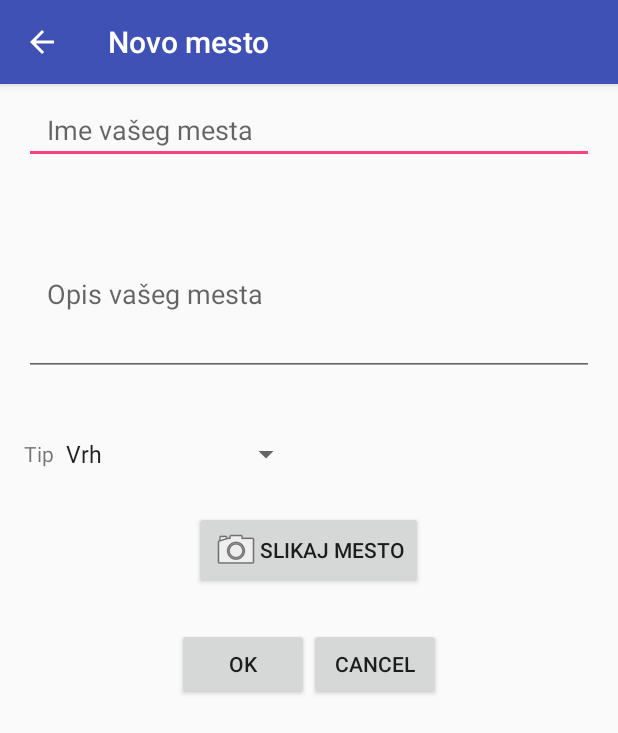
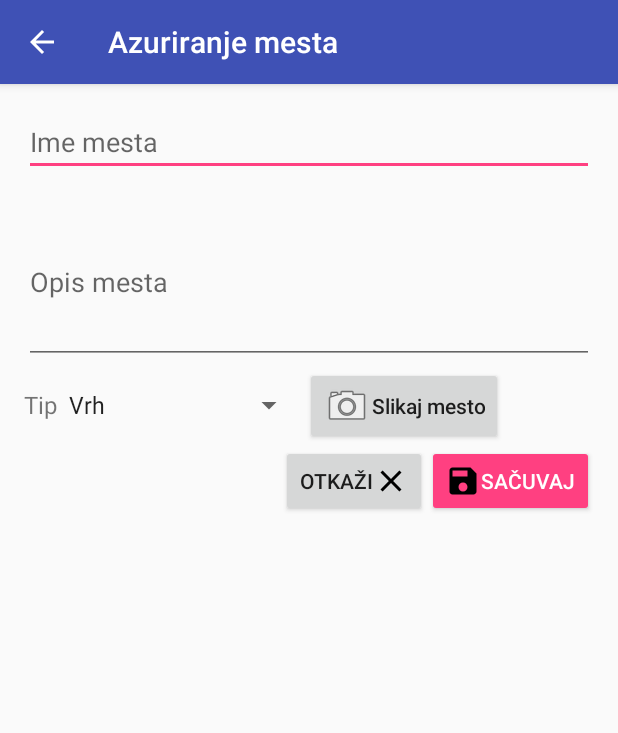
Before and after one commit to Pritilender/PeakTracktion, an Android app: the screen it shows after launch once a user with an empty profile is signed in (EditPlaceActivity), after a tap on an icon or button, on a phone screen of 412 x 824 dp. Shown: the top 733 px of the screen. Run offline under Robolectric (Android 15) with nearby library versions, the phone set to English and light mode, and no system bars; our stand-ins replace Firebase (no records; nobody signed in at launch, a user with empty details on screens opened directly); pictures from the network do not load; 2 statements that could not run were skipped.

Commit message:
feat(place): connect place addition to db

```diff
--- a/app/build.gradle
+++ b/app/build.gradle
@@ -34,6 +34,7 @@ dependencies {
   compile 'com.android.support:appcompat-v7:25.3.1'
   compile 'com.android.support:design:25.3.1'
   compile 'com.android.support.constraint:constraint-layout:1.0.2'
+  compile 'com.google.android.gms:play-services:11.0.1'
   compile 'com.google.android.gms:play-services-maps:11.0.1'
   compile 'com.google.firebase:firebase-core:11.0.1'
   compile 'com.google.firebase:firebase-auth:11.0.1'
--- a/app/src/main/java/rs/elfak/miksa_mladen/peaktracktion/activities/EditPlaceActivity.java
+++ b/app/src/main/java/rs/elfak/miksa_mladen/peaktracktion/activities/EditPlaceActivity.java
@@ -1,12 +1,18 @@
 package rs.elfak.miksa_mladen.peaktracktion.activities;
 
+import android.content.DialogInterface;
 import android.content.Intent;
+import android.content.pm.PackageManager;
+import android.location.Location;
 import android.net.Uri;
 import android.os.Bundle;
 import android.os.Environment;
 import android.provider.MediaStore;
+import android.support.v4.app.ActivityCompat;
+import android.support.v4.content.ContextCompat;
 import android.support.v4.content.FileProvider;
 import android.support.v7.app.ActionBar;
+import android.support.v7.app.AlertDialog;
 import android.support.v7.app.AppCompatActivity;
 import android.util.Log;
 import android.view.View;
@@ -15,43 +21,54 @@ import android.widget.ImageView;
 import android.widget.Spinner;
 
 import com.bumptech.glide.Glide;
+import com.google.android.gms.location.FusedLocationProviderClient;
+import com.google.android.gms.location.LocationServices;
+import com.google.android.gms.tasks.OnSuccessListener;
+import com.google.firebase.auth.FirebaseAuth;
+import com.google.firebase.database.DatabaseReference;
+import com.google.firebase.database.FirebaseDatabase;
 
 import java.io.File;
 import java.io.IOException;
 import java.text.SimpleDateFormat;
 import java.util.Date;
 
+import rs.elfak.miksa_mladen.peaktracktion.Manifest;
 import rs.elfak.miksa_mladen.peaktracktion.R;
 import rs.elfak.miksa_mladen.peaktracktion.models.Place;
+import rs.elfak.miksa_mladen.peaktracktion.services.BackgroundLocationService;
+import rs.elfak.miksa_mladen.peaktracktion.utils.Coordinates;
 
 public class EditPlaceActivity extends AppCompatActivity implements View.OnClickListener {
-  static final int REQUEST_IMAGE_CAPTURE = 1;
-  private EditText name;
-  private EditText description;
-  private Spinner fidget;
+  private static final int REQUEST_IMAGE_CAPTURE = 1;
+  private static final int REQUEST_LOCATION = 1;
+  private final String locationPermission = android.Manifest.permission.ACCESS_FINE_LOCATION;
+  private EditText etName;
+  private EditText etDescription;
+  private Spinner spTypes;
   private String mPhotoPath;
   private ImageView imagePlace;
+  private FusedLocationProviderClient mFusedLocation;
 
   @Override
   public void onCreate(Bundle savedInstanceState) {
     super.onCreate(savedInstanceState);
     setContentView(R.layout.activity_edit_place);
-    name = (EditText) findViewById(R.id.edit_place_name);
-    description = (EditText) findViewById(R.id.edit_place_description);
-    fidget = (Spinner) findViewById(R.id.edit_place_type_spinner);
+
+    etName = (EditText) findViewById(R.id.edit_place_name);
+    etDescription = (EditText) findViewById(R.id.edit_place_description);
+    spTypes = (Spinner) findViewById(R.id.edit_place_type_spinner);
     imagePlace = (ImageView) findViewById(R.id.view_place_image);
 
-    findViewById(R.id.edit_place_OK).setOnClickListener(this);
+    findViewById(R.id.edit_place_save).setOnClickListener(this);
     findViewById(R.id.edit_place_cancel).setOnClickListener(this);
     findViewById(R.id.edit_place_add_picture).setOnClickListener(this);
 
-    String temp = getIntent().getStringExtra("titleBar");
     ActionBar header = getSupportActionBar();
-    header.setTitle(temp);
+    header.setTitle(R.string.title_activity_edit_place);
     header.setDisplayHomeAsUpEnabled(true);
-    if (!temp.equals(getString(R.string.title_activity_new_place))) {
 
-    }
+    mFusedLocation = LocationServices.getFusedLocationProviderClient(this);
   }
 
   @Override
@@ -69,9 +86,41 @@ public class EditPlaceActivity extends AppCompatActivity implements View.OnClick
       case R.id.edit_place_cancel:
         finish();
         break;
-      case R.id.edit_place_OK:
-        savePlace();
-        finish();
+      case R.id.edit_place_save:
+        int selfPermission = ContextCompat.checkSelfPermission(this, locationPermission);
+        boolean noPermission = selfPermission != PackageManager.PERMISSION_GRANTED;
+        if (noPermission) {
+          if (ActivityCompat.shouldShowRequestPermissionRationale(this, locationPermission)) {
+            new AlertDialog.Builder(this)
+              .setTitle(getString(R.string.location_permission_title))
+              .setMessage(getString(R.string.location_permission_text))
+              .setPositiveButton("OK", new DialogInterface.OnClickListener() {
+                @Override
+                public void onClick(DialogInterface dialogInterface, int i) {
+                  ActivityCompat.requestPermissions(getParent(),
+                    new String[]{locationPermission},
+                    REQUEST_LOCATION);
+                }
+              })
+              .create()
+              .show();
+          } else {
+            ActivityCompat.requestPermissions(getParent(), new String[]{locationPermission}, REQUEST_LOCATION);
+          }
+        } else {
+          mFusedLocation.getLastLocation()
+            .addOnSuccessListener(this, new OnSuccessListener<Location>() {
+              @Override
+              public void onSuccess(Location location) {
+                String name = etName.getText().toString();
+                String description = etDescription.getText().toString();
+                String type = spTypes.getSelectedItem().toString();
+                Coordinates coords = new Coordinates(location.getLatitude(), location.getLongitude());
+                savePlace(name, description, type, coords);
+                finish();
+              }
+            });
+        }
         break;
       case R.id.edit_place_add_picture:
         Intent takePictureIntent = new Intent(MediaStore.ACTION_IMAGE_CAPTURE);
@@ -94,12 +143,45 @@ public class EditPlaceActivity extends AppCompatActivity implements View.OnClick
     }
   }
 
-  public boolean savePlace() {
-    Place place = new Place();
-    place.name = name.getText().toString();
-    place.description = description.getText().toString();
-    place.type = fidget.getSelectedItem().toString();
-    return true;
+  @Override
+  public void onRequestPermissionsResult(int requestCode,
+                                         String permissions[], int[] grantResults) {
+    switch (requestCode) {
+      case REQUEST_LOCATION: {
+        if (grantResults.length > 0
+          && grantResults[0] == PackageManager.PERMISSION_GRANTED) {
+          if (ContextCompat.checkSelfPermission(this, locationPermission) ==
+            PackageManager.PERMISSION_GRANTED) {
+            mFusedLocation.getLastLocation()
+              .addOnSuccessListener(this, new OnSuccessListener<Location>() {
+                @Override
+                public void onSuccess(Location location) {
+                  String name = etName.getText().toString();
+                  String description = etDescription.getText().toString();
+                  String type = spTypes.getSelectedItem().toString();
+                  Coordinates coords = new Coordinates(location.getLatitude(), location.getLongitude());
+                  savePlace(name, description, type, coords);
+                  finish();
+                }
+              });
+          }
+        }
+      }
+    }
+  }
+
+  public void savePlace(String name, String description, String type, Coordinates coords) {
+    String userKey = FirebaseAuth.getInstance().getCurrentUser().getUid();
+    Place place = new Place(name, description, mPhotoPath, userKey, coords, type);
+    DatabaseReference dbRef = FirebaseDatabase.getInstance().getReference();
+    String newPlaceKey = dbRef.child("users").child(userKey).child("createdPlaces").push().getKey();
+    place.placeId = newPlaceKey;
+    dbRef.child("places").child(newPlaceKey).setValue(place).addOnSuccessListener(new OnSuccessListener<Void>() {
+      @Override
+      public void onSuccess(Void aVoid) {
+        finish();
+      }
+    });
   }
 
   private File createImageFile() throws IOException {
--- a/app/src/main/java/rs/elfak/miksa_mladen/peaktracktion/fragments/MapFragment.java
+++ b/app/src/main/java/rs/elfak/miksa_mladen/peaktracktion/fragments/MapFragment.java
@@ -52,7 +52,6 @@ public class MapFragment extends Fragment
       @Override
       public void onClick(View v) {
         Intent intent = new Intent(getActivity(), EditPlaceActivity.class);
-        intent.putExtra("titleBar", getString(R.string.title_activity_new_place));
         startActivity(intent);
       }
     });
--- a/app/src/main/java/rs/elfak/miksa_mladen/peaktracktion/fragments/PlacesFragment.java
+++ b/app/src/main/java/rs/elfak/miksa_mladen/peaktracktion/fragments/PlacesFragment.java
@@ -47,7 +47,6 @@ public class PlacesFragment extends Fragment {
       @Override
       public void onClick(View v) {
         Intent intent = new Intent(getActivity(), EditPlaceActivity.class);
-        intent.putExtra("titleBar", getString(R.string.title_activity_new_place));
         startActivity(intent);
       }
     });
--- a/app/src/main/res/layout/activity_edit_place.xml
+++ b/app/src/main/res/layout/activity_edit_place.xml
@@ -1,41 +1,26 @@
 <?xml version="1.0" encoding="utf-8"?>
-<ScrollView xmlns:android="http://schemas.android.com/apk/res/android"
+<RelativeLayout xmlns:android="http://schemas.android.com/apk/res/android"
   android:layout_width="match_parent"
-  android:layout_height="match_parent">
-
-  <LinearLayout xmlns:android="http://schemas.android.com/apk/res/android"
-    android:layout_width="match_parent"
-    android:layout_height="match_parent"
+  android:layout_height="wrap_content"
+  android:layout_margin="@dimen/activity_vertical_margin"
   android:orientation="vertical">
 
   <LinearLayout
+    android:id="@+id/edit_place_layout_text"
     android:layout_width="match_parent"
     android:layout_height="wrap_content"
+    android:layout_alignParentStart="true"
+    android:layout_alignParentTop="true"
     android:gravity="center_horizontal"
-      android:orientation="horizontal"
-      android:paddingLeft="@dimen/activity_horizontal_margin"
-      android:paddingRight="@dimen/activity_horizontal_margin"
-      android:paddingTop="@dimen/activity_vertical_margin">
+    android:orientation="vertical">
 
     <EditText
       android:id="@+id/edit_place_name"
       android:layout_width="match_parent"
       android:layout_height="wrap_content"
-        android:layout_gravity="center_vertical"
       android:layout_marginBottom="@dimen/activity_vertical_margin"
       android:hint="@string/hint_name_place"
-        android:inputType="text"
-        android:maxLines="1"
-        android:paddingLeft="15dp" />
-    </LinearLayout>
-
-    <LinearLayout
-      android:layout_width="match_parent"
-      android:layout_height="wrap_content"
-      android:orientation="horizontal"
-      android:paddingLeft="@dimen/activity_horizontal_margin"
-      android:paddingRight="@dimen/activity_horizontal_margin"
-      android:paddingTop="@dimen/activity_vertical_margin">
+      android:inputType="text" />
 
     <EditText
       android:id="@+id/edit_place_description"
@@ -45,71 +30,66 @@
       android:layout_marginBottom="@dimen/activity_vertical_margin"
       android:hint="@string/hint_description_place"
       android:inputType="textMultiLine"
-        android:lines="4"
-        android:paddingLeft="15dp" />
+      android:lines="4" />
+
   </LinearLayout>
 
-    <LinearLayout
+
+  <TextView
+    android:id="@+id/edit_place_type_text"
     android:layout_width="wrap_content"
     android:layout_height="wrap_content"
-      android:orientation="horizontal"
-      android:paddingLeft="@dimen/activity_horizontal_margin"
-      android:paddingRight="@dimen/activity_horizontal_margin"
-      android:paddingTop="@dimen/activity_vertical_margin">
-
-      <TextView
-        android:layout_width="wrap_content"
-        android:layout_height="wrap_content"
+    android:layout_alignParentStart="true"
+    android:layout_below="@id/edit_place_layout_text"
     android:layout_gravity="center_vertical"
-        android:text="Tip" />
+    android:text="Tip"
+    android:textSize="16dp" />
 
   <Spinner
     android:id="@+id/edit_place_type_spinner"
-        android:layout_width="match_parent"
+    android:layout_width="wrap_content"
     android:layout_height="wrap_content"
+    android:layout_alignBaseline="@id/edit_place_type_text"
+    android:layout_alignTop="@id/edit_place_type_text"
+    android:layout_toRightOf="@id/edit_place_type_text"
     android:entries="@array/array_type_place" />
-    </LinearLayout>
-
-    <LinearLayout
-      android:layout_width="match_parent"
-      android:layout_height="wrap_content"
-      android:layout_gravity="center_horizontal"
-      android:layout_margin="@dimen/activity_vertical_margin"
-      android:orientation="vertical"
-      android:paddingTop="10dp">
 
   <Button
     android:id="@+id/edit_place_add_picture"
     android:layout_width="wrap_content"
     android:layout_height="wrap_content"
+    android:layout_alignBaseline="@id/edit_place_type_spinner"
     android:layout_gravity="center_horizontal"
+    android:layout_toEndOf="@id/edit_place_type_spinner"
     android:drawableLeft="@android:drawable/ic_menu_camera"
-        android:text="@string/text_take_picture_place" />
+    android:text="@string/text_take_picture_place"
+    android:textAllCaps="false" />
 
   <ImageView
     android:id="@+id/view_place_image"
     android:layout_width="match_parent"
-        android:layout_height="wrap_content" />
-    </LinearLayout>
+    android:layout_height="wrap_content"
+    android:layout_alignParentStart="true"
+    android:layout_below="@id/edit_place_type_text" />
 
-    <LinearLayout
+  <Button
+    android:id="@+id/edit_place_save"
+    style="@style/Widget.AppCompat.Button.Colored"
     android:layout_width="wrap_content"
     android:layout_height="wrap_content"
-      android:layout_gravity="center_horizontal"
-      android:orientation="horizontal"
-      android:paddingTop="10dp">
-
-      <Button
-        android:id="@+id/edit_place_OK"
-        android:layout_width="match_parent"
-        android:layout_height="match_parent"
-        android:text="OK" />
+    android:layout_alignParentEnd="true"
+    android:layout_below="@id/view_place_image"
+    android:layout_marginTop="@dimen/activity_vertical_margin"
+    android:drawableLeft="@drawable/ic_save"
+    android:text="@string/save_place" />
 
   <Button
     android:id="@+id/edit_place_cancel"
-        android:layout_width="match_parent"
-        android:layout_height="match_parent"
-        android:text="Cancel" />
-    </LinearLayout>
-  </LinearLayout>
-</ScrollView>
+    android:layout_width="wrap_content"
+    android:layout_height="wrap_content"
+    android:layout_below="@id/view_place_image"
+    android:layout_marginTop="@dimen/activity_vertical_margin"
+    android:layout_toLeftOf="@id/edit_place_save"
+    android:drawableRight="@drawable/ic_clear"
+    android:text="@string/dontsave_place" />
+</RelativeLayout>
--- a/app/src/main/res/values/strings.xml
+++ b/app/src/main/res/values/strings.xml
@@ -22,9 +22,9 @@
   <!--Place-->
   <string name="title_activity_edit_place">Azuriranje mesta</string>
   <string name="title_activity_new_place">Novo mesto</string>
-  <string name="text_take_picture_place">slikaj mesto</string>
-  <string name="hint_name_place">Ime vašeg mesta</string>
-  <string name="hint_description_place">Opis vašeg mesta</string>
+  <string name="text_take_picture_place">Slikaj mesto</string>
+  <string name="hint_name_place">Ime mesta</string>
+  <string name="hint_description_place">Opis mesta</string>
 
   <string-array name="array_type_place">
     <item>Vrh</item>
@@ -53,4 +53,6 @@
   <string name="text_discard">Odbaci</string>
   <string name="label_show_devices">Lista uređaja</string>
   <string name="tip">Tip: </string>
+  <string name="save_place">Sačuvaj</string>
+  <string name="dontsave_place">Otkaži</string>
 </resources>
```
Also changed, not shown: app/src/main/java/rs/elfak/miksa_mladen/peaktracktion/models/Place.java (+7 -8 lines). Lines whose indentation alone changed are shown as unchanged.
